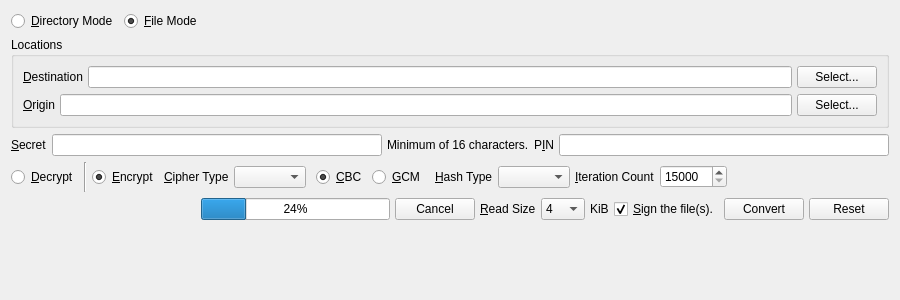
This is branches/trunk/UI/spot-on-encryptfile-page.ui in textbrowser/spot-on as Qt 5 draws it before an edit. The edited form follows.
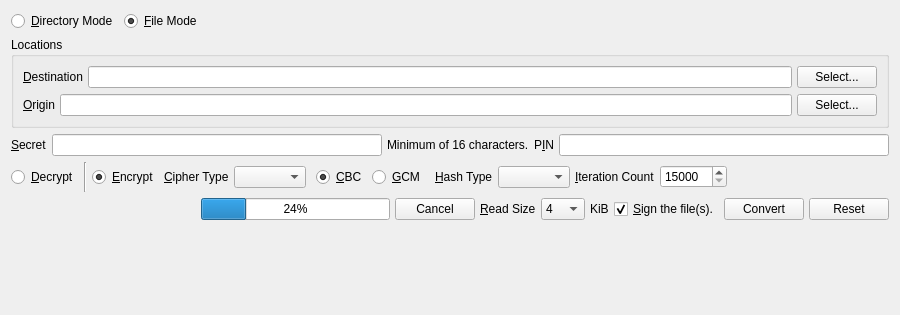
This is the edited form.

What changed in the file:
```diff
--- a/branches/trunk/UI/spot-on-encryptfile-page.ui
+++ b/branches/trunk/UI/spot-on-encryptfile-page.ui
@@ -7,7 +7,7 @@
     <x>0</x>
     <y>0</y>
     <width>900</width>
-    <height>300</height>
+    <height>315</height>
    </rect>
   </property>
   <property name="windowTitle">
```
